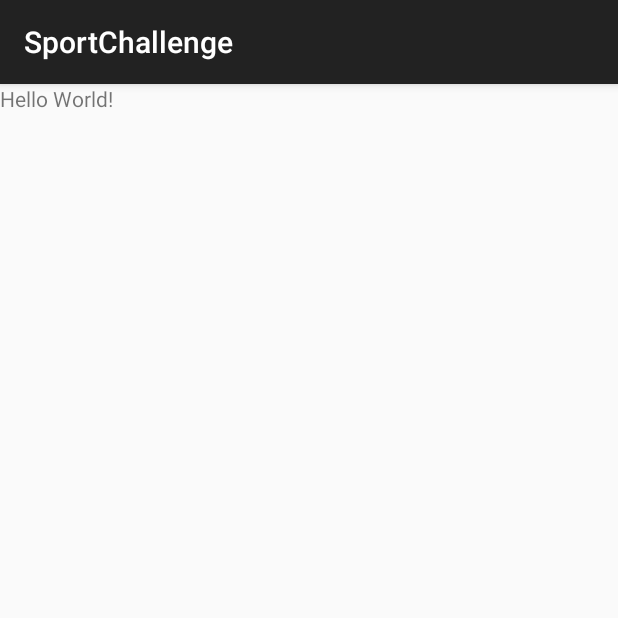
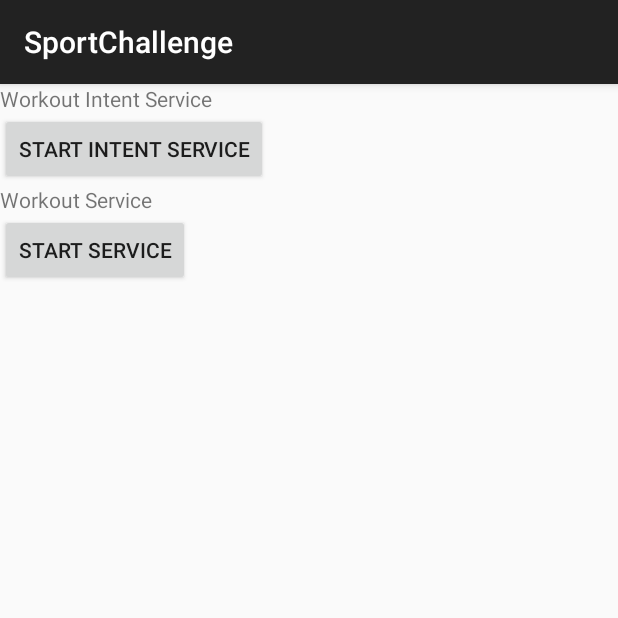
Before and after one commit to ChannVincent/SportChallenge, an Android app: the screen it shows after launch (MainActivity), on a phone screen of 412 x 824 dp, the top half of it. Run offline under Robolectric (Android 15) with nearby library versions, the phone set to English and light mode, and no system bars.

Commit message:
SC-03 : développement du workout service : initiation aux services

```diff
--- a/app/src/main/java/chann/vincent/sportchallenge/MainActivity.java
+++ b/app/src/main/java/chann/vincent/sportchallenge/MainActivity.java
@@ -1,13 +1,83 @@
 package chann.vincent.sportchallenge;
 
+import android.content.BroadcastReceiver;
+import android.content.Context;
+import android.content.Intent;
+import android.content.IntentFilter;
 import android.support.v7.app.AppCompatActivity;
 import android.os.Bundle;
+import android.util.Log;
+import android.view.View;
+import android.widget.TextView;
+import android.widget.Toast;
+
+import chann.vincent.sportchallenge.service.WorkoutIntentService;
+import chann.vincent.sportchallenge.service.WorkoutService;
 
 public class MainActivity extends AppCompatActivity {
+
+    private String TAG = "MainActivity";
 
     @Override
     protected void onCreate(Bundle savedInstanceState) {
         super.onCreate(savedInstanceState);
         setContentView(R.layout.activity_main);
+        registerIntentReceiver();
+        registerReceiver();
+    }
+
+    /*
+    Workout Intent Service
+     */
+    protected void registerIntentReceiver() {
+        IntentFilter filter = new IntentFilter(WorkoutIntentService.ACTION_RESP);
+        registerReceiver(new BroadcastReceiver() {
+            @Override
+            public void onReceive(Context context, Intent intent) {
+                Log.e(TAG, "WorkoutIntentReceiver - onReceive() " + intent.getAction());
+            }
+        }, filter);
+    }
+
+    public void onStart1(View view) {
+        Toast.makeText(this, "Start intent service", Toast.LENGTH_SHORT).show();
+        Intent msgIntent = new Intent(this, WorkoutIntentService.class);
+        startService(msgIntent);
+    }
+
+    public void onStart2(View view) {
+        Toast.makeText(this, "Bind intent service", Toast.LENGTH_SHORT).show();
+    }
+
+    public void onStart3(View view) {
+        Toast.makeText(this, "Destroy intent service", Toast.LENGTH_SHORT).show();
+    }
+
+    /*
+    Workout Service
+     */
+    protected void registerReceiver() {
+        IntentFilter filter = new IntentFilter(WorkoutService.ACTION_RESP);
+        registerReceiver(new BroadcastReceiver() {
+            @Override
+            public void onReceive(Context context, Intent intent) {
+                Log.e(TAG, "WorkoutService - onReceive() " + intent.getAction());
+            }
+        }, filter);
+
+    }
+
+    public void onStart4(View view) {
+        Toast.makeText(this, "Start service", Toast.LENGTH_SHORT).show();
+        Intent msgIntent = new Intent(this, WorkoutService.class);
+        startService(msgIntent);
+    }
+
+    public void onStart5(View view) {
+        Toast.makeText(this, "Bind service", Toast.LENGTH_SHORT).show();
+    }
+
+    public void onStart6(View view) {
+        Toast.makeText(this, "Destroy service", Toast.LENGTH_SHORT).show();
     }
 }
--- a/app/src/main/res/layout/activity_main.xml
+++ b/app/src/main/res/layout/activity_main.xml
@@ -7,6 +7,48 @@
     <TextView
         android:layout_width="wrap_content"
         android:layout_height="wrap_content"
-        android:text="Hello World!" />
+        android:text="Workout Intent Service" />
 
+    <Button
+        android:text="START INTENT SERVICE"
+        android:layout_width="wrap_content"
+        android:layout_height="wrap_content"
+        android:onClick="onStart1"/>
+<!--
+    <Button
+        android:text="BIND INTENT SERVICE"
+        android:layout_width="wrap_content"
+        android:layout_height="wrap_content"
+        android:onClick="onStart2" />
+
+    <Button
+        android:text="DESTROY INTENT SERVICE"
+        android:layout_width="wrap_content"
+        android:layout_height="wrap_content"
+        android:onClick="onStart3" />
+-->
+
+    <TextView
+        android:layout_width="wrap_content"
+        android:layout_height="wrap_content"
+        android:text="Workout Service" />
+
+    <Button
+        android:text="START SERVICE"
+        android:layout_width="wrap_content"
+        android:layout_height="wrap_content"
+        android:onClick="onStart4" />
+    <!--
+    <Button
+        android:text="BIND SERVICE"
+        android:layout_width="wrap_content"
+        android:layout_height="wrap_content"
+        android:onClick="onStart5" />
+
+    <Button
+        android:text="DESTROY SERVICE"
+        android:layout_width="wrap_content"
+        android:layout_height="wrap_content"
+        android:onClick="onStart6" />
+-->
 </LinearLayout>
```
Also changed, not shown: app/src/main/AndroidManifest.xml (+6 -1 lines), app/src/main/java/chann/vincent/sportchallenge/service/WorkoutIntentService.java (added, +65 -0 lines), app/src/main/java/chann/vincent/sportchallenge/service/WorkoutService.java (added, +57 -0 lines).
